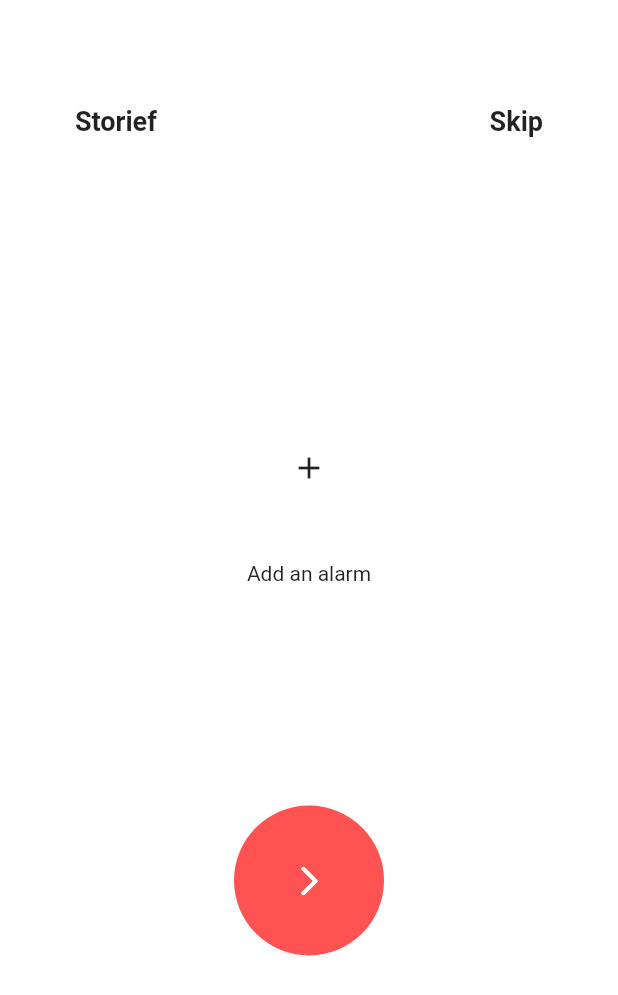
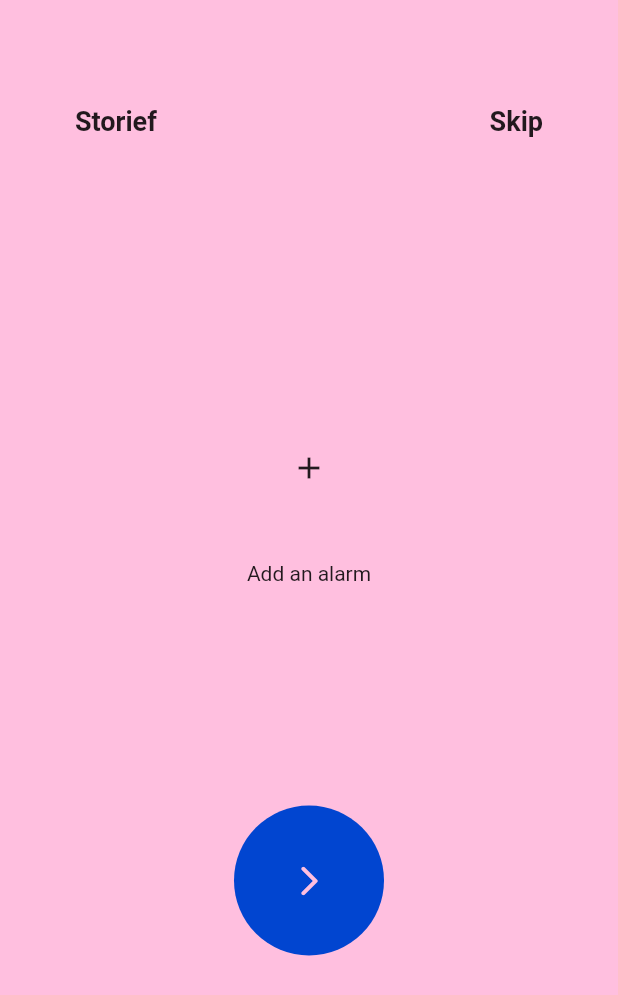
Before and after one commit to darkCavalier11/custom-onboarding-page, a Flutter app: the screen it shows after launch, on a phone screen of 412 x 824 dp. Shown: the top 995 px of the screen. Run offline on Flutter 3.47's test engine with Material 2 defaults, Android fonts, the phone set to English and light mode, and no system bars.

Commit message:
color bug fix

```diff
--- a/lib/main.dart
+++ b/lib/main.dart
@@ -10,7 +10,7 @@ class MyApp extends StatelessWidget {
 
   @override
   Widget build(BuildContext context) {
-    // timeDilation = 7;
+    timeDilation = 7;
     return MaterialApp(
       debugShowCheckedModeBanner: false,
       home: MyHome(),
@@ -38,8 +38,8 @@ class _MyHomeState extends State<MyHome> with TickerProviderStateMixin {
 
   late Function(AnimationStatus) _forwardListener;
   late Function(AnimationStatus) _reverseListener;
-  Color _backgroundColor = Colors.white;
-  Color _buttonColor = Colors.redAccent;
+  Color _backgroundColor = Color(0xffffbfdf);
+  Color _buttonColor = Color(0xff0145D0);
   bool _isAnimatingReverse = false;
 
   final List<Color> _colors = [
```
